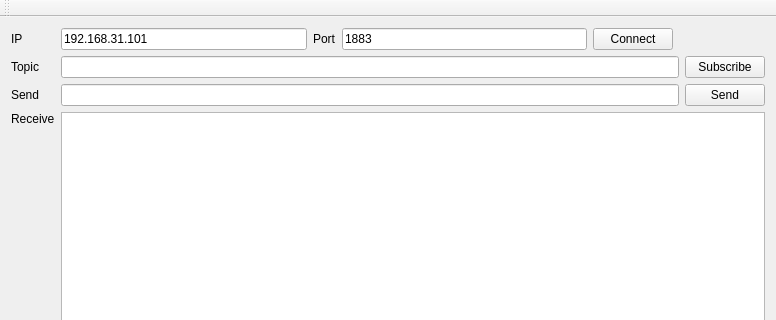
First picture: the form in MqttDemo/MqttDemo.ui, repository spartajet/MqttDemo2, before the edit; both pictures show x 0 to 776 and y 0 to 320 of the 776 by 555 pixel window.
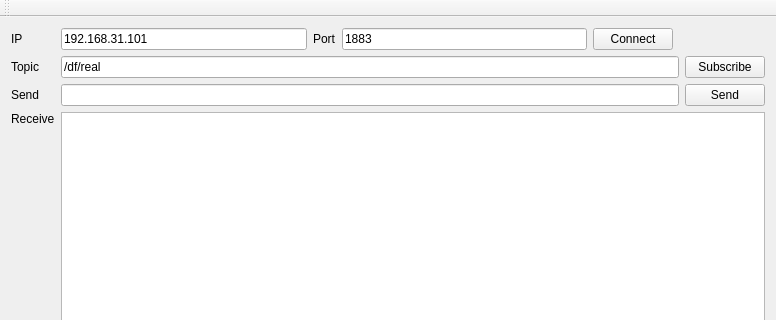
Second picture: the form after the edit.

Patch:
```diff
--- a/MqttDemo/MqttDemo.ui
+++ b/MqttDemo/MqttDemo.ui
@@ -108,7 +108,11 @@
      </widget>
     </item>
     <item row="1" column="1" colspan="5">
-     <widget class="QLineEdit" name="lineEdit"/>
+     <widget class="QLineEdit" name="lineEdit">
+      <property name="text">
+       <string>/df/real</string>
+      </property>
+     </widget>
     </item>
    </layout>
   </widget>
```
